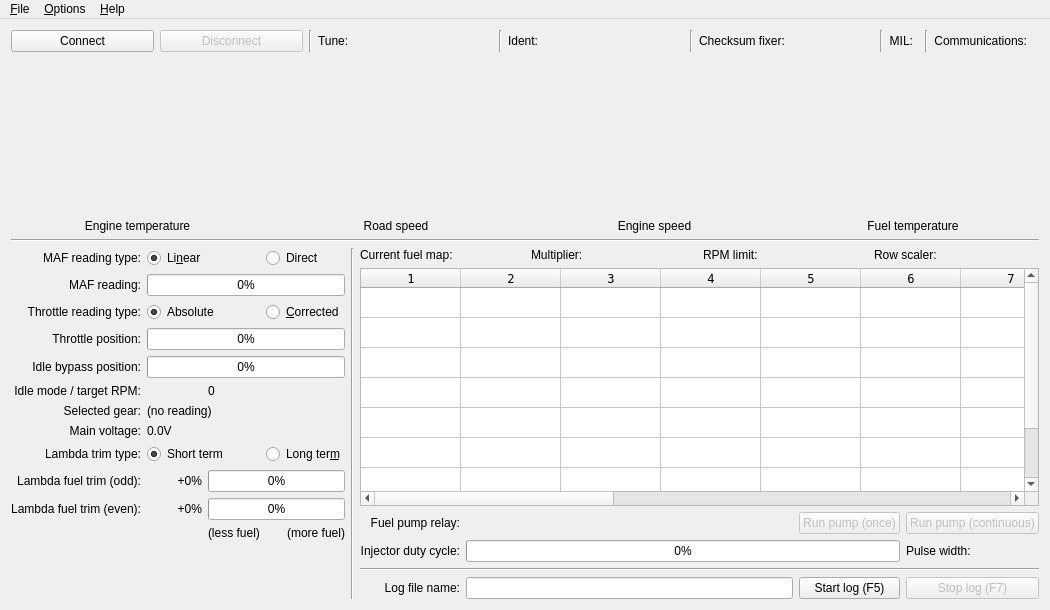
Qt form mainwindow.ui (colinbourassa/rovergauge) before a commit.
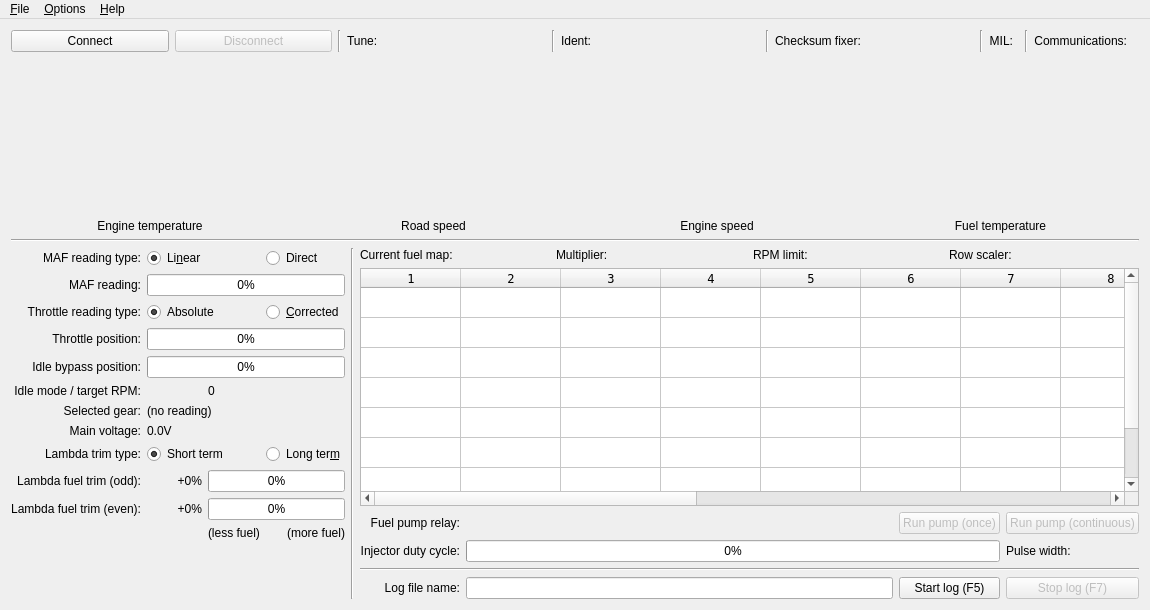
The same form after that commit. Custom widgets are drawn as their Qt base class.

Commit message: Change fuel map header row font size for better visibility

```diff
--- a/mainwindow.ui
+++ b/mainwindow.ui
@@ -6,7 +6,7 @@
    <rect>
     <x>0</x>
     <y>0</y>
-    <width>1050</width>
+    <width>1150</width>
     <height>610</height>
    </rect>
   </property>
```
The commit also changes 1 other file.
